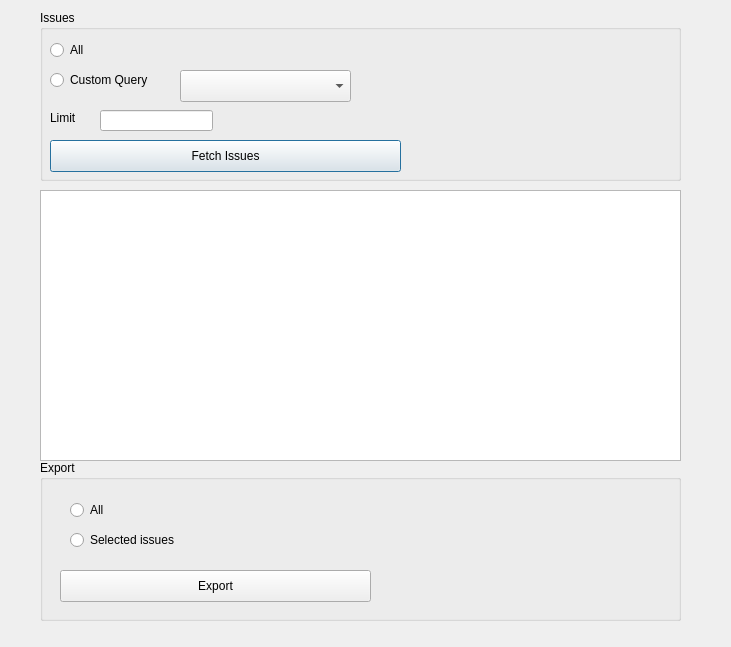
The window that ui/issues_dialog.ui (gtt-project/qgis_lobsta) describes before a commit, drawn with Qt 5.
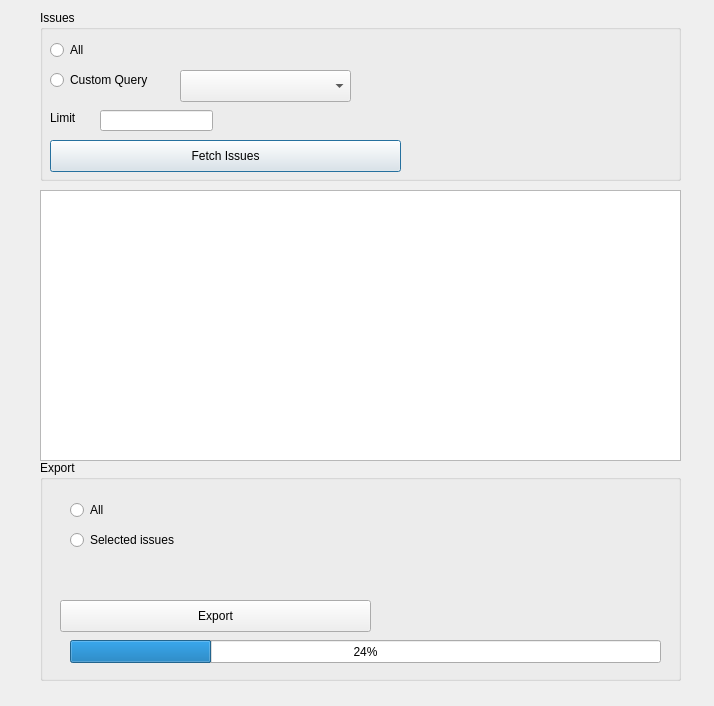
The same window after the commit. Custom widgets are drawn as their Qt base class.

Commit message: enable to export gpkg file

```diff
--- a/ui/issues_dialog.ui
+++ b/ui/issues_dialog.ui
@@ -6,8 +6,8 @@
    <rect>
     <x>0</x>
     <y>0</y>
-    <width>731</width>
-    <height>647</height>
+    <width>714</width>
+    <height>706</height>
    </rect>
   </property>
   <property name="windowTitle">
@@ -114,7 +114,7 @@
      <x>40</x>
      <y>460</y>
      <width>641</width>
-     <height>161</height>
+     <height>221</height>
     </rect>
    </property>
    <property name="title">
@@ -150,7 +150,7 @@
     <property name="geometry">
      <rect>
       <x>20</x>
-      <y>110</y>
+      <y>140</y>
       <width>311</width>
       <height>32</height>
      </rect>
@@ -159,8 +159,39 @@
      <string>Export</string>
     </property>
    </widget>
+   <widget class="QgsFileWidget" name="exportQgsFileWidget">
+    <property name="geometry">
+     <rect>
+      <x>30</x>
+      <y>100</y>
+      <width>421</width>
+      <height>27</height>
+     </rect>
+    </property>
+   </widget>
+   <widget class="QProgressBar" name="exportProgressBar">
+    <property name="geometry">
+     <rect>
+      <x>30</x>
+      <y>180</y>
+      <width>591</width>
+      <height>23</height>
+     </rect>
+    </property>
+    <property name="value">
+     <number>24</number>
+    </property>
+   </widget>
   </widget>
  </widget>
+ <customwidgets>
+  <customwidget>
+   <class>QgsFileWidget</class>
+   <extends>QWidget</extends>
+   <header>qgsfilewidget.h</header>
+   <container>1</container>
+  </customwidget>
+ </customwidgets>
  <resources/>
  <connections/>
 </ui>
```
Left out of the diff: 6 changed lines with no effect on the pictures. The commit also changes 3 other files.
